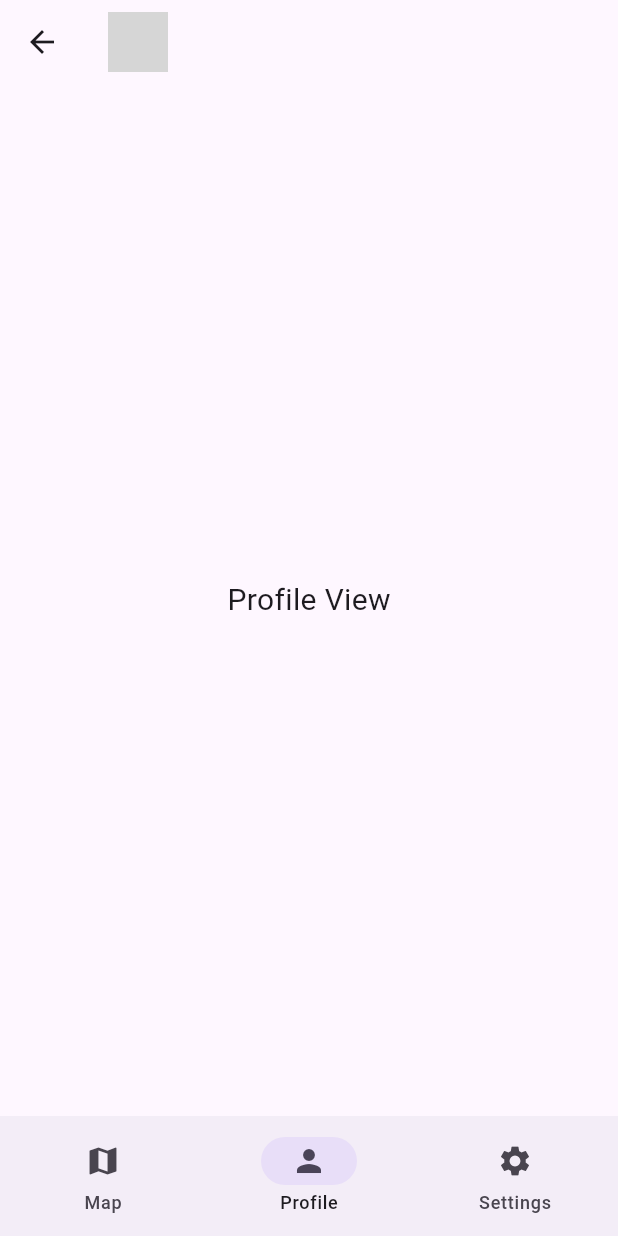
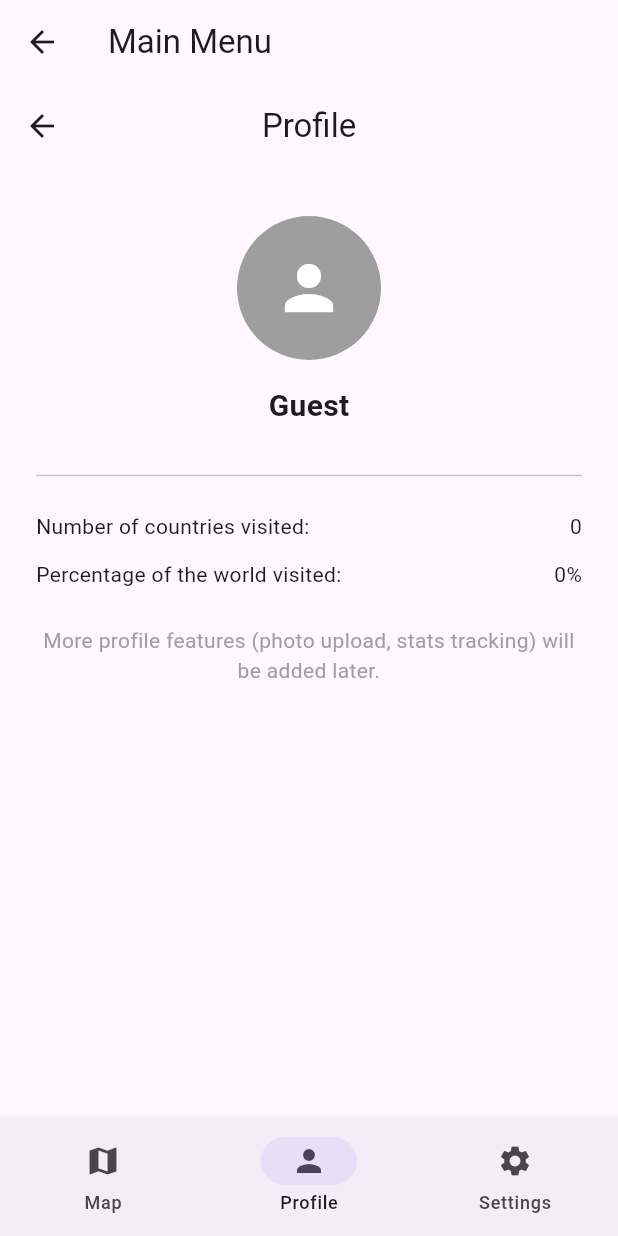
Before and after one commit to SchweizerDiem/WMap, a Flutter app: the HomePage screen opened by its route, item 2 of the bottom bar chosen, on a phone screen of 412 x 824 dp. Run offline on Flutter 3.47's test engine with Material 3 defaults, Android fonts, the phone set to English and light mode, and no system bars; grey boxes are pictures that could not be loaded.

Commit message:
Feat(settings+profile+register): created profile/settings page

```diff
--- a/app/lib/main.dart
+++ b/app/lib/main.dart
@@ -1,7 +1,8 @@
 import 'package:flutter/material.dart';
-import 'package:flutter_svg/flutter_svg.dart';
 import 'login.dart';
 import 'register.dart';
+import 'settings.dart';
+import 'profile.dart';
 
 void main() {
   runApp(const MyApp());
@@ -22,6 +23,7 @@
       routes: {
         '/home': (context) => const HomePage(),
         '/register': (context) => const RegisterPage(),
+         '/settings': (context) => const SettingsPage(),
       },
       debugShowCheckedModeBanner: false,
     );
@@ -40,7 +42,7 @@
   @override
   Widget build(BuildContext context) {
     return Scaffold(
-      appBar: AppBar(title: SvgPicture.asset('../assets/images/airplane-tilt.svg', height: 40)),
+      appBar: AppBar(title: const Text('Main Menu')),
       bottomNavigationBar: NavigationBar(
         onDestinationSelected: (int index) {
           setState(() {
@@ -72,18 +74,10 @@
           ),
         ),
         // Profile page
-        const Center(
-          child: Text(
-            'Profile View',
-            style: TextStyle(fontSize: 20),
-          ),
-        ),
+        const ProfilePage(),
         // Settings page
         const Center(
-          child: Text(
-            'Settings View',
-            style: TextStyle(fontSize: 20),
-          ),
+           child: SettingsPage(),
         ),
       ][currentPageIndex],
     );
--- /dev/null
+++ b/app/lib/profile.dart
@@ -0,0 +1,84 @@
+import 'package:flutter/material.dart';
+import 'user.dart';
+
+class ProfilePage extends StatelessWidget {
+  const ProfilePage({super.key});
+
+  @override
+  Widget build(BuildContext context) {
+    return Scaffold(
+      appBar: AppBar(
+        title: const Text('Profile'),
+        centerTitle: true,
+        leading: IconButton(
+          icon: const Icon(Icons.arrow_back),
+          onPressed: () {
+            if (Navigator.of(context).canPop()) {
+              Navigator.of(context).pop();
+            } else {
+              Navigator.of(context).pushNamedAndRemoveUntil('/home', (Route<dynamic> route) => false);
+            }
+          },
+        ),
+      ),
+      body: Padding(
+        padding: const EdgeInsets.all(24.0),
+        child: Column(
+          crossAxisAlignment: CrossAxisAlignment.center,
+          children: [
+            const SizedBox(height: 8),
+            // Placeholder for user photo
+            const CircleAvatar(
+              radius: 48,
+              backgroundColor: Colors.grey,
+              child: Icon(
+                Icons.person,
+                size: 48,
+                color: Colors.white,
+              ),
+            ),
+            const SizedBox(height: 16),
+            // Name (listens to userNameNotifier)
+            ValueListenableBuilder<String>(
+              valueListenable: userNameNotifier,
+              builder: (context, name, child) {
+                return Text(
+                  name.isEmpty ? 'Guest' : name,
+                  style: const TextStyle(
+                    fontSize: 20,
+                    fontWeight: FontWeight.bold,
+                  ),
+                );
+              },
+            ),
+            const SizedBox(height: 24),
+            const Divider(),
+            const SizedBox(height: 16),
+            // Stats placeholders
+            const Row(
+              mainAxisAlignment: MainAxisAlignment.spaceBetween,
+              children: [
+                Text('Number of countries visited:'),
+                Text('0'),
+              ],
+            ),
+            const SizedBox(height: 12),
+            const Row(
+              mainAxisAlignment: MainAxisAlignment.spaceBetween,
+              children: [
+                Text('Percentage of the world visited:'),
+                Text('0%'),
+              ],
+            ),
+            const SizedBox(height: 24),
+            const Text(
+              'More profile features (photo upload, stats tracking) will be added later.',
+              textAlign: TextAlign.center,
+              style: TextStyle(color: Colors.grey),
+            ),
+          ],
+        ),
+      ),
+    );
+  }
+}
--- /dev/null
+++ b/app/lib/user.dart
@@ -0,0 +1,5 @@
+import 'package:flutter/foundation.dart';
+
+// A simple global notifier for the user's display name.
+// Other parts of the app can listen to this to update UI when the name changes.
+final ValueNotifier<String> userNameNotifier = ValueNotifier<String>('Guest');
```
Also changed, not shown: app/lib/register.dart (+16 -3 lines), app/lib/settings.dart (added, +149 -0 lines).
